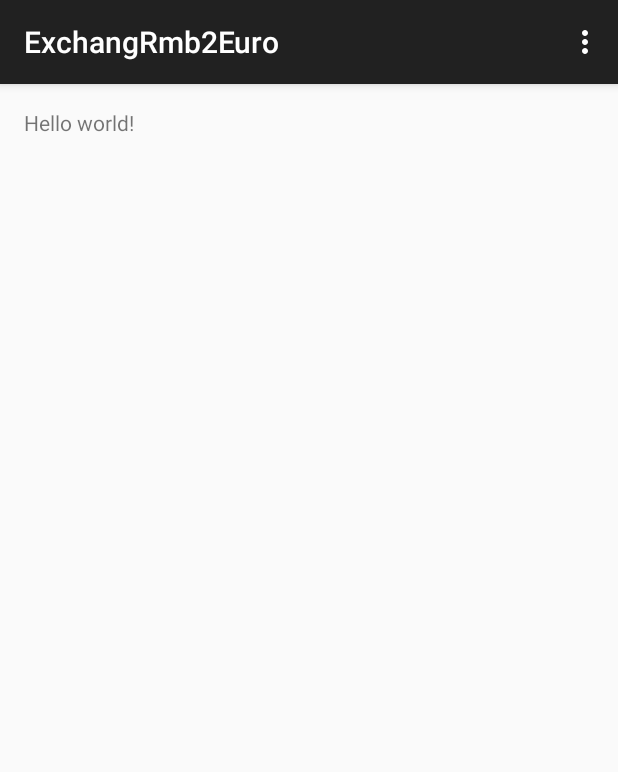
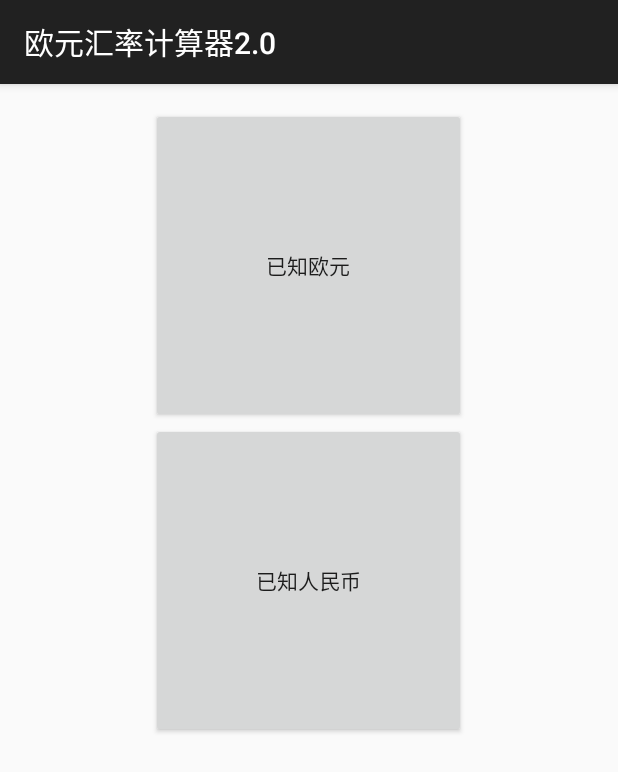
Before and after one commit to fly2tomato/ExchangRmb2Euro, an Android app: the screen it shows after launch (MainActivity), on a phone screen of 412 x 824 dp. Shown: the top 772 px of the screen. Run offline under Robolectric (Android 15) with nearby library versions, the phone set to English and light mode, and no system bars; 7 statements that could not run were skipped.

Commit message:
modified by xj

```diff
--- a/app/build.gradle
+++ b/app/build.gradle
@@ -21,5 +21,6 @@ android {
 
 dependencies {
     compile fileTree(dir: 'libs', include: ['*.jar'])
+    /*compile files('libs/jsoup-1.7.2.jar')*/
     compile 'com.android.support:appcompat-v7:22.0.0'
 }
--- a/app/src/main/java/com/starwanmeigo/xu/exchangrmb2euro/MainActivity.java
+++ b/app/src/main/java/com/starwanmeigo/xu/exchangrmb2euro/MainActivity.java
@@ -1,9 +1,19 @@
 package com.starwanmeigo.xu.exchangrmb2euro;
 
+import android.content.Intent;
+import android.os.StrictMode;
 import android.support.v7.app.ActionBarActivity;
 import android.os.Bundle;
+import android.util.Log;
 import android.view.Menu;
 import android.view.MenuItem;
+import android.view.View;
+import android.widget.Button;
+
+import org.jsoup.Jsoup;
+import org.jsoup.nodes.Document;
+
+import java.io.IOException;
 
 
 public class MainActivity extends ActionBarActivity {
@@ -12,28 +22,68 @@ public class MainActivity extends ActionBarActivity {
     protected void onCreate(Bundle savedInstanceState) {
         super.onCreate(savedInstanceState);
         setContentView(R.layout.activity_main);
+
+        final Button buttonEuro = (Button) findViewById(R.id.buttoneuro);
+        final Button buttonRmb = (Button) findViewById(R.id.buttonrmb);
+
+        manageException();
+        Document doc_1 = null;
+        try {
+            doc_1 = Jsoup.connect("http://www.kuaiyilicai.com/uprate/eur.html").get();
+        } catch (IOException e) {
+            e.printStackTrace();
+        }
+
+        String myString = doc_1.body().text();
+        String huiLv = myString.substring(myString.indexOf("币:")+3);
+         String huiLv_2 =huiLv.substring(huiLv.indexOf(""),huiLv.indexOf("(")-1);
+        Document doc_2 = Jsoup.parse(huiLv_2);
+
+        Log.i("..................", doc_2.body().text() + ".");
+        final String rateFLoatString = doc_2.body().text().replace("&nbsp;","");
+        Log.i("..................",rateFLoatString+".");
+        final float rateFloat = Float.parseFloat(rateFLoatString);
+
+        buttonEuro.setOnClickListener(new View.OnClickListener() {
+            @Override
+            public void onClick(View v) {
+                Intent intent = new Intent(MainActivity.this, Activity2.class);
+                Bundle bundle = new Bundle();
+                bundle.putFloat("rate",rateFloat);
+                intent.putExtras(bundle);
+                startActivity(intent);
+
+            }
+        });
+
+
+        buttonRmb.setOnClickListener(new View.OnClickListener() {
+            @Override
+            public void onClick(View v) {
+                Intent intent = new Intent(MainActivity.this, Activity3.class);
+                Bundle bundle = new Bundle();
+                bundle.putFloat("rate",rateFloat);
+                intent.putExtras(bundle);
+                startActivity(intent);
+            }
+        });
+
+
     }
 
 
-    @Override
-    public boolean onCreateOptionsMenu(Menu menu) {
-        // Inflate the menu; this adds items to the action bar if it is present.
-        getMenuInflater().inflate(R.menu.menu_main, menu);
-        return true;
-    }
 
-    @Override
-    public boolean onOptionsItemSelected(MenuItem item) {
-        // Handle action bar item clicks here. The action bar will
-        // automatically handle clicks on the Home/Up button, so long
-        // as you specify a parent activity in AndroidManifest.xml.
-        int id = item.getItemId();
-
-        //noinspection SimplifiableIfStatement
-        if (id == R.id.action_settings) {
-            return true;
-        }
-
-        return super.onOptionsItemSelected(item);
+    public void manageException() {
+        StrictMode.setThreadPolicy(new StrictMode.ThreadPolicy.Builder()
+                .detectDiskReads().detectDiskWrites().detectNetwork() // or
+                        // .detectAll()
+                        // for
+                        // all
+                        // detectable
+                        // problems
+                .penaltyLog().build());
+        StrictMode.setVmPolicy(new StrictMode.VmPolicy.Builder()
+                .detectLeakedSqlLiteObjects().penaltyLog().penaltyDeath()
+                .build());
     }
 }
--- a/app/src/main/res/layout/activity_main.xml
+++ b/app/src/main/res/layout/activity_main.xml
@@ -1,11 +1,22 @@
-<RelativeLayout xmlns:android="http://schemas.android.com/apk/res/android"
+<LinearLayout xmlns:android="http://schemas.android.com/apk/res/android"
     xmlns:tools="http://schemas.android.com/tools" android:layout_width="match_parent"
     android:layout_height="match_parent" android:paddingLeft="@dimen/activity_horizontal_margin"
     android:paddingRight="@dimen/activity_horizontal_margin"
     android:paddingTop="@dimen/activity_vertical_margin"
-    android:paddingBottom="@dimen/activity_vertical_margin" tools:context=".MainActivity">
+    android:paddingBottom="@dimen/activity_vertical_margin" tools:context=".MainActivity"
+    android:orientation="vertical">
 
-    <TextView android:text="@string/hello_world" android:layout_width="wrap_content"
-        android:layout_height="wrap_content" />
+    <Button
+        android:id="@+id/buttoneuro"
+        android:text="已知欧元"
+        android:layout_width="210dp"
+        android:layout_height="210dp"
+        android:layout_gravity="center_horizontal"/>
+    <Button
+        android:id="@+id/buttonrmb"
+        android:text="已知人民币"
+        android:layout_width="210dp"
+        android:layout_height="210dp"
+        android:layout_gravity="center_horizontal" />
 
-</RelativeLayout>
+</LinearLayout>
--- a/app/src/main/res/values/strings.xml
+++ b/app/src/main/res/values/strings.xml
@@ -1,6 +1,8 @@
 <resources>
-    <string name="app_name">ExchangRmb2Euro</string>
+    <string name="app_name">欧元汇率计算器2.0</string>
 
     <string name="hello_world">Hello world!</string>
     <string name="action_settings">Settings</string>
+    <string name="title_activity_activity2">欧元汇率计算器2.0</string>
+    <string name="title_activity_activity3">欧元汇率计算器2.0</string>
 </resources>
```
Also changed, not shown: app/src/main/AndroidManifest.xml (+10 -0 lines), app/src/main/java/com/starwanmeigo/xu/exchangrmb2euro/Activity2.java (added, +52 -0 lines), app/src/main/java/com/starwanmeigo/xu/exchangrmb2euro/Activity3.java (added, +51 -0 lines), app/src/main/java/com/starwanmeigo/xu/exchangrmb2euro/Exchangeprocess.java (added, +20 -0 lines), app/src/main/java/com/starwanmeigo/xu/exchangrmb2euro/Exchangeprocess_2.java (added, +19 -0 lines), app/src/main/java/com/starwanmeigo/xu/exchangrmb2euro/GetRate.java (added, +50 -0 lines), app/src/main/res/layout/activity_activity2.xml (added, +83 -0 lines), app/src/main/res/layout/activity_activity3.xml (added, +83 -0 lines), app/src/main/res/menu/menu_activity2.xml (added, +7 -0 lines), app/src/main/res/menu/menu_activity3.xml (added, +7 -0 lines), app/src/main/res/drawable/ic_launcher.png (added), app/src/main/res/mipmap-mdpi/ic_launcher.png, app/src/main/res/mipmap-xhdpi/ic_launcher.png, app/src/main/res/mipmap-xxhdpi/ic_launcher.png.
